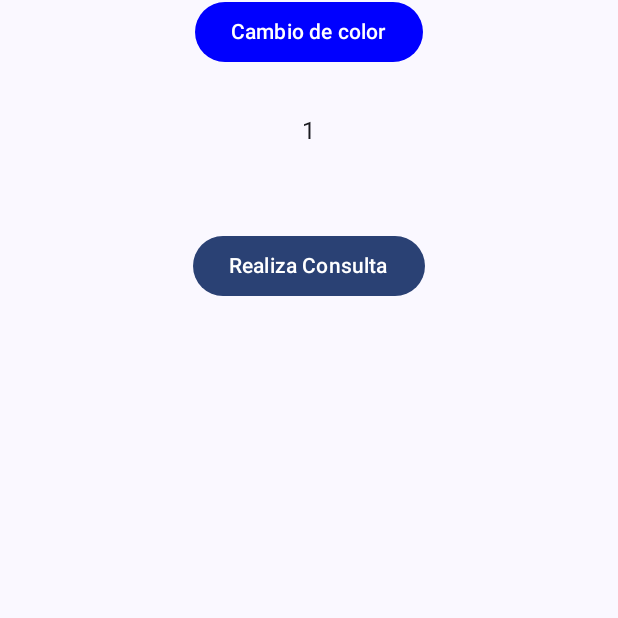
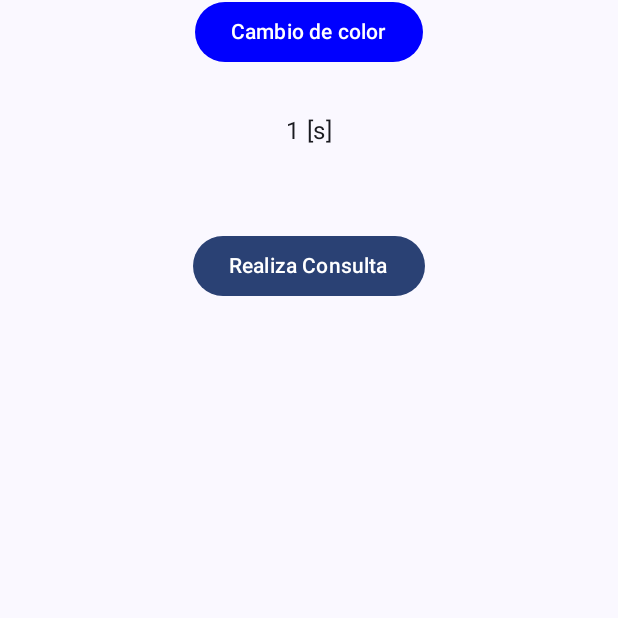
Before and after one commit to alejandroortizqu/Corrutina-Practica2, an Android app built with Jetpack Compose: the screen it shows after launch (MainActivity), after a tap on "Realiza Consulta", on a phone screen of 412 x 824 dp, the part 469-1087 px from its top. Run offline under Robolectric (Android 15) with nearby library versions, the phone set to English and light mode, and no system bars; 1 other tap on this screen came first.

```diff
--- a/app/src/main/java/com/example/corrutinas/ui/main/CoroutineApp.kt
+++ b/app/src/main/java/com/example/corrutinas/ui/main/CoroutineApp.kt
@@ -44,7 +44,7 @@ fun CoroutineApp(mainViewModel: MainViewModel, modifier : Modifier = Modifier){
             Text(text = "Cambio de color")
         }
         Spacer(modifier = modifier.height(30.dp))
-        Text (text = "${mainViewModel.countTime}")
+        Text (text = "${mainViewModel.countTime} [s]")
         Text(text = mainViewModel.resultState)
         Spacer(modifier = modifier.height(30.dp))
         Button(onClick = {
```
